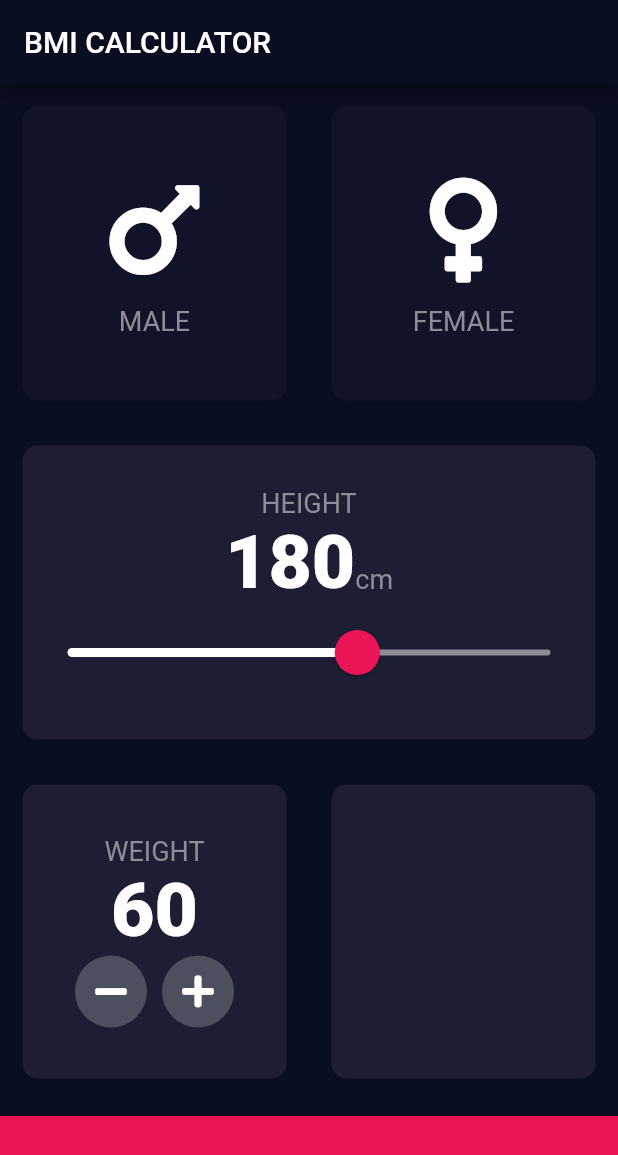
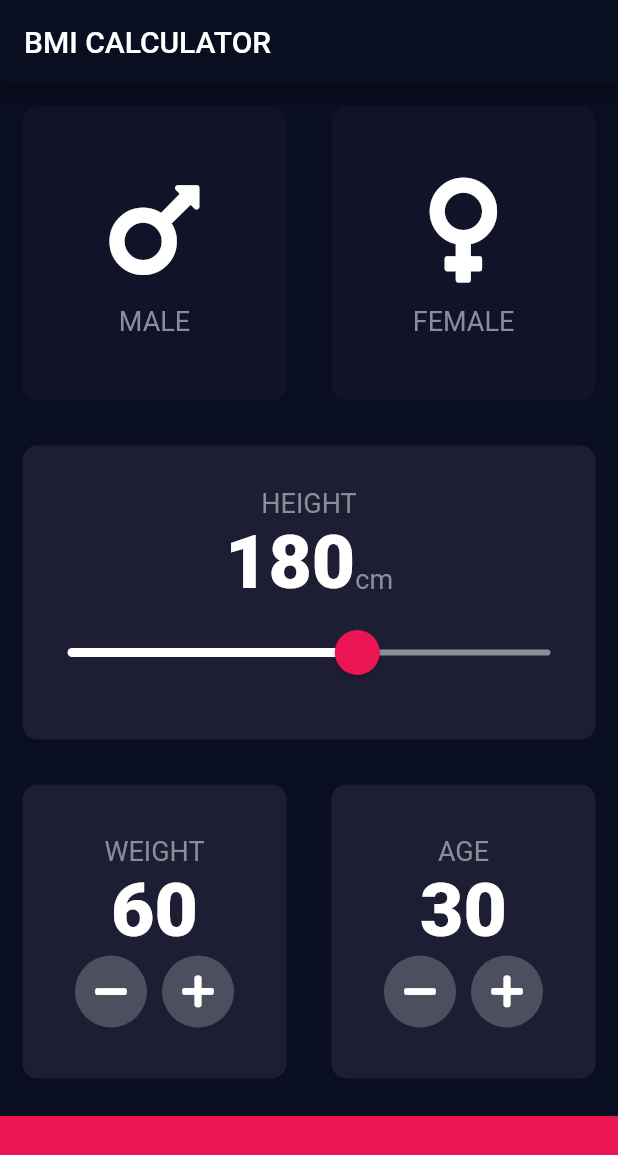
Before and after one commit to katratzi/bmi-flutter, a Flutter app: the screen it shows after launch, on a phone screen of 412 x 824 dp. Shown: the top 1155 px of the screen. Run offline on Flutter 3.47's test engine with Material 2 defaults, Android fonts, the phone set to English and light mode, and no system bars; our stand-ins replace font_awesome_flutter.

Commit message:
age controls

```diff
--- a/lib/input_page.dart
+++ b/lib/input_page.dart
@@ -15,6 +15,7 @@ class _InputPageState extends State<InputPage> {
   Gender selectedGender;
   int height = 180;
   int weight = 60;
+  int age = 30;
 
   @override
   Widget build(BuildContext context) {
@@ -123,6 +124,7 @@ class _InputPageState extends State<InputPage> {
                             onPressed: () {
                               setState(() {
                                 weight--;
+                                weight = weight.clamp(0, 400);
                               });
                             },
                           ),
@@ -134,6 +136,7 @@ class _InputPageState extends State<InputPage> {
                             onPressed: () {
                               setState(() {
                                 weight++;
+                                weight = weight.clamp(0, 400);
                               });
                             },
                           )
@@ -142,7 +145,49 @@ class _InputPageState extends State<InputPage> {
                     ],
                   ),
                 )),
-                Expanded(child: ReusableCard(colour: kactiveCardColour)),
+                Expanded(
+                    child: ReusableCard(
+                  colour: kactiveCardColour,
+                  cardChild: Column(
+                    mainAxisAlignment: MainAxisAlignment.center,
+                    children: <Widget>[
+                      Text(
+                        'AGE',
+                        style: klabelTextStyle,
+                      ),
+                      Text(
+                        age.toString(),
+                        style: kNumberTextStyle,
+                      ),
+                      Row(
+                        mainAxisAlignment: MainAxisAlignment.center,
+                        children: <Widget>[
+                          RoundIconButton(
+                            icon: FontAwesomeIcons.minus,
+                            onPressed: () {
+                              setState(() {
+                                age--;
+                                age = age.clamp(0, 100);
+                              });
+                            },
+                          ),
+                          SizedBox(
+                            width: 10,
+                          ),
+                          RoundIconButton(
+                            icon: FontAwesomeIcons.plus,
+                            onPressed: () {
+                              setState(() {
+                                age++;
+                                age = age.clamp(0, 100);
+                              });
+                            },
+                          )
+                        ],
+                      )
+                    ],
+                  ),
+                )),
               ],
             ),
           ),
```
